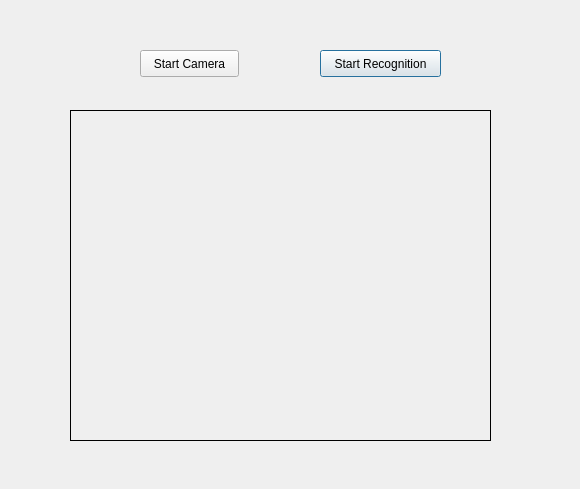
The window that recognize.ui (Kasulejoseph/lib4000) describes before a commit, drawn with Qt 5.
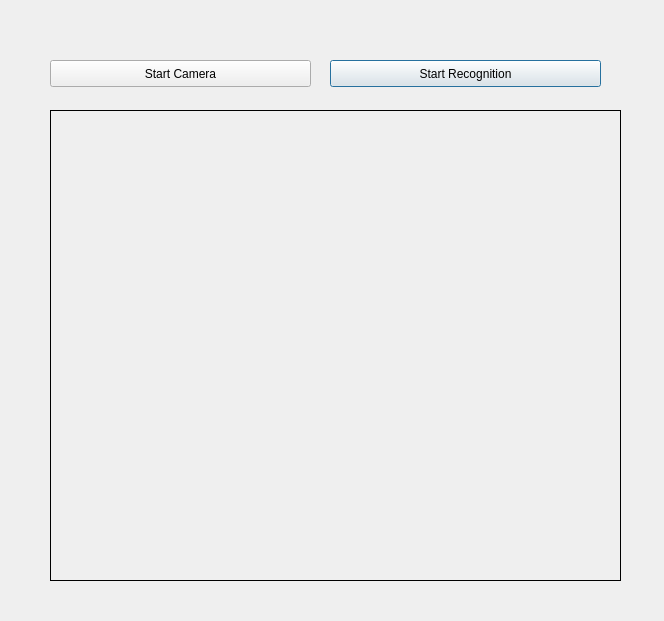
The same window after the commit.

```diff
--- a/recognize.ui
+++ b/recognize.ui
@@ -6,8 +6,8 @@
    <rect>
     <x>0</x>
     <y>0</y>
-    <width>580</width>
-    <height>489</height>
+    <width>664</width>
+    <height>621</height>
    </rect>
   </property>
   <property name="windowTitle">
@@ -16,10 +16,10 @@
   <widget class="QLabel" name="imglabel">
    <property name="geometry">
     <rect>
-     <x>70</x>
+     <x>50</x>
      <y>110</y>
-     <width>421</width>
-     <height>331</height>
+     <width>571</width>
+     <height>471</height>
     </rect>
    </property>
    <property name="frameShape">
@@ -32,9 +32,9 @@
   <widget class="QPushButton" name="detectButton">
    <property name="geometry">
     <rect>
-     <x>320</x>
-     <y>50</y>
-     <width>121</width>
+     <x>330</x>
+     <y>60</y>
+     <width>271</width>
      <height>27</height>
     </rect>
    </property>
@@ -45,9 +45,9 @@
   <widget class="QPushButton" name="loadimg">
    <property name="geometry">
     <rect>
-     <x>140</x>
-     <y>50</y>
-     <width>99</width>
+     <x>50</x>
+     <y>60</y>
+     <width>261</width>
      <height>27</height>
     </rect>
    </property>
```
